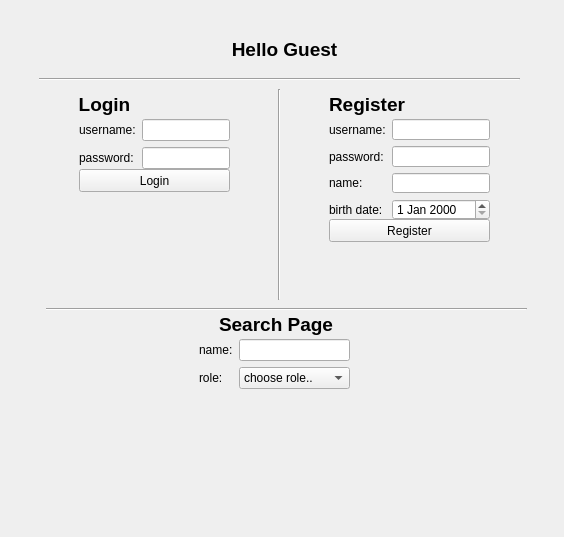
This is GUI/Gui.ui in Team27bgu2020/SoccerLeagueManager as Qt 5 draws it before an edit. The edited form follows.
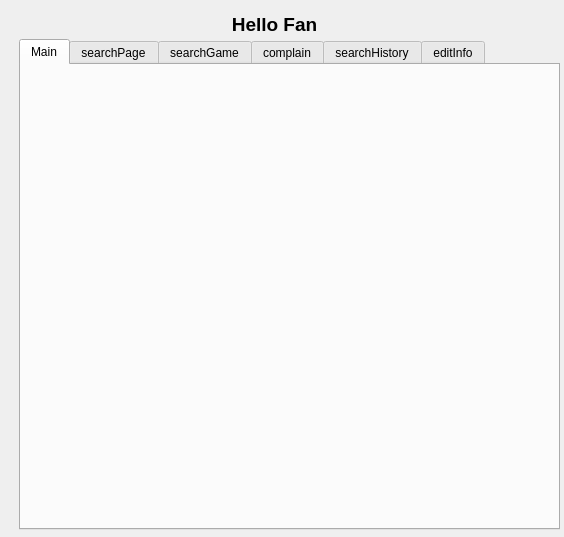
This is the edited form. Icons and pictures are not drawn.

```diff
--- a/GUI/Gui.ui
+++ b/GUI/Gui.ui
@@ -24,7 +24,7 @@
      </rect>
     </property>
     <property name="currentIndex">
-     <number>1</number>
+     <number>2</number>
     </property>
     <widget class="QWidget" name="MainScreen">
      <widget class="QLabel" name="registerLabel">
@@ -380,7 +380,7 @@
         <x>190</x>
         <y>340</y>
         <width>151</width>
-        <height>80</height>
+        <height>61</height>
        </rect>
       </property>
       <layout class="QFormLayout" name="formLayout">
@@ -533,6 +533,86 @@
        <string>Register</string>
       </property>
      </widget>
+     <widget class="QPushButton" name="pushButton">
+      <property name="geometry">
+       <rect>
+        <x>194</x>
+        <y>410</y>
+        <width>141</width>
+        <height>23</height>
+       </rect>
+      </property>
+      <property name="text">
+       <string>Search</string>
+      </property>
+     </widget>
+    </widget>
+    <widget class="QWidget" name="FanScreen">
+     <widget class="QTabWidget" name="tabWidget">
+      <property name="geometry">
+       <rect>
+        <x>10</x>
+        <y>40</y>
+        <width>541</width>
+        <height>491</height>
+       </rect>
+      </property>
+      <property name="currentIndex">
+       <number>0</number>
+      </property>
+      <widget class="QWidget" name="MainTab">
+       <attribute name="title">
+        <string>Main</string>
+       </attribute>
+      </widget>
+      <widget class="QWidget" name="searchPageTab">
+       <attribute name="title">
+        <string>searchPage</string>
+       </attribute>
+      </widget>
+      <widget class="QWidget" name="searchGameTab">
+       <attribute name="title">
+        <string>searchGame</string>
+       </attribute>
+      </widget>
+      <widget class="QWidget" name="complainTab">
+       <attribute name="title">
+        <string>complain</string>
+       </attribute>
+      </widget>
+      <widget class="QWidget" name="searchHistoryTab">
+       <attribute name="title">
+        <string>searchHistory</string>
+       </attribute>
+      </widget>
+      <widget class="QWidget" name="editInfoTab">
+       <attribute name="title">
+        <string>editInfo</string>
+       </attribute>
+      </widget>
+     </widget>
+     <widget class="QLabel" name="helloFanLabel">
+      <property name="geometry">
+       <rect>
+        <x>190</x>
+        <y>-5</y>
+        <width>151</width>
+        <height>61</height>
+       </rect>
+      </property>
+      <property name="cursor">
+       <cursorShape>ArrowCursor</cursorShape>
+      </property>
+      <property name="frameShadow">
+       <enum>QFrame::Plain</enum>
+      </property>
+      <property name="text">
+       <string>&lt;html&gt;&lt;head/&gt;&lt;body&gt;&lt;p align=&quot;center&quot;&gt;&lt;span style=&quot; font-size:14pt; font-weight:600;&quot;&gt;Hello Fan&lt;/span&gt;&lt;/p&gt;&lt;/body&gt;&lt;/html&gt;</string>
+      </property>
+      <property name="textInteractionFlags">
+       <set>Qt::LinksAccessibleByMouse</set>
+      </property>
+     </widget>
     </widget>
    </widget>
   </widget>
```
Left out of the diff: 19 changed lines with no effect on the pictures.
